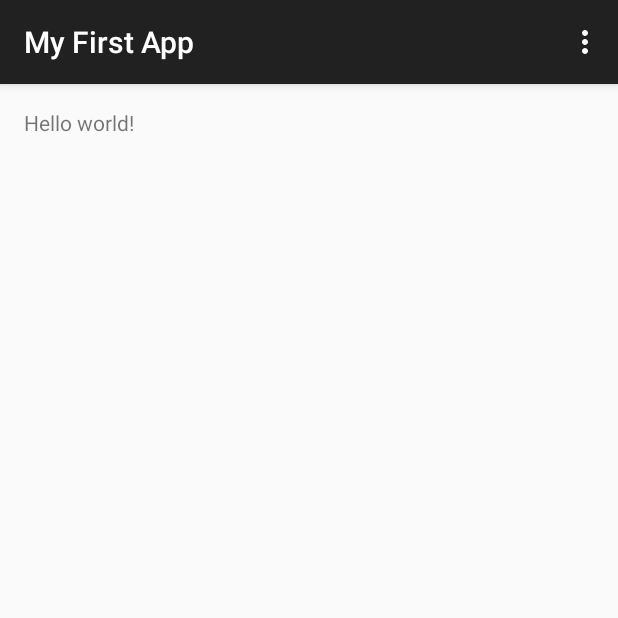
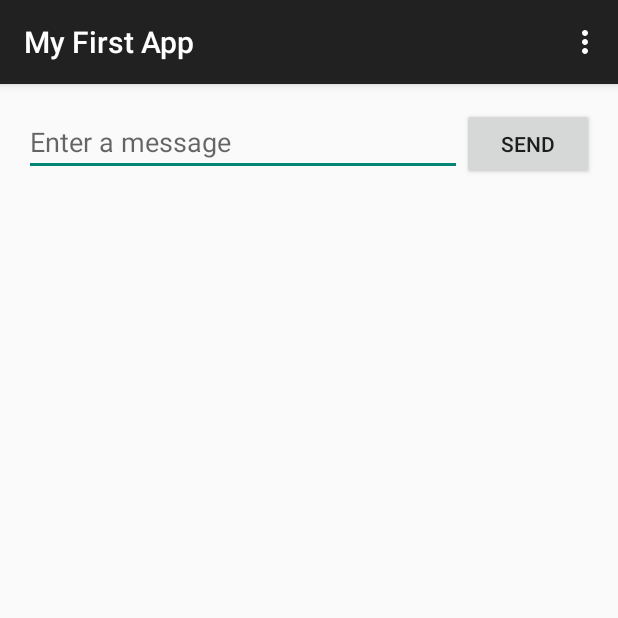
Before and after one commit to JamesSkemp/AndroidStudioProjectsPublic, an Android app: the screen it shows after launch (MyActivity), on a phone screen of 412 x 824 dp, the top half of it. Run offline under Robolectric (Android 15) with nearby library versions, the light colour scheme and no system bars.

Commit message:
Moving screwed something up.

```diff
--- a/MyFirstApp/app/src/main/res/layout/activity_my.xml
+++ b/MyFirstApp/app/src/main/res/layout/activity_my.xml
@@ -1,16 +1,24 @@
-<RelativeLayout xmlns:android="http://schemas.android.com/apk/res/android"
+<LinearLayout xmlns:android="http://schemas.android.com/apk/res/android"
     xmlns:tools="http://schemas.android.com/tools"
     android:layout_width="match_parent"
     android:layout_height="match_parent"
+	android:orientation="horizontal"
 	android:paddingLeft="@dimen/activity_horizontal_margin"
 	android:paddingRight="@dimen/activity_horizontal_margin"
 	android:paddingTop="@dimen/activity_vertical_margin"
 	android:paddingBottom="@dimen/activity_vertical_margin"
     tools:context=".MyActivity">
 
-    <TextView
-        android:text="@string/hello_world"
+	<EditText
+		android:id="@+id/edit_message"
+		android:layout_width="wrap_content"
+		android:layout_height="wrap_content"
+		android:hint="@string/edit_message"
+		android:layout_weight="1"/>
+
+	<Button
+		android:text="@string/button_send"
 		android:layout_width="wrap_content"
 		android:layout_height="wrap_content" />
 
-</RelativeLayout>
+</LinearLayout>
--- a/MyFirstApp/app/src/main/res/values-w820dp/dimens.xml
+++ b/MyFirstApp/app/src/main/res/values-w820dp/dimens.xml
@@ -3,4 +3,5 @@
          (such as screen margins) for screens with more than 820dp of available width. This
          would include 7" and 10" devices in landscape (~960dp and ~1280dp respectively). -->
     <dimen name="activity_horizontal_margin">64dp</dimen>
+	<dimen name="activity_vertical_margin">64dp</dimen>
 </resources>
--- a/MyFirstApp/app/src/main/res/values/strings.xml
+++ b/MyFirstApp/app/src/main/res/values/strings.xml
@@ -1,8 +1,7 @@
 <?xml version="1.0" encoding="utf-8"?>
 <resources>
-
     <string name="app_name">My First App</string>
-    <string name="hello_world">Hello world!</string>
+    <string name="edit_message">Enter a message</string>
+	<string name="button_send">Send</string>
     <string name="action_settings">Settings</string>
-
 </resources>
```
Lines whose indentation alone changed are shown as unchanged.
